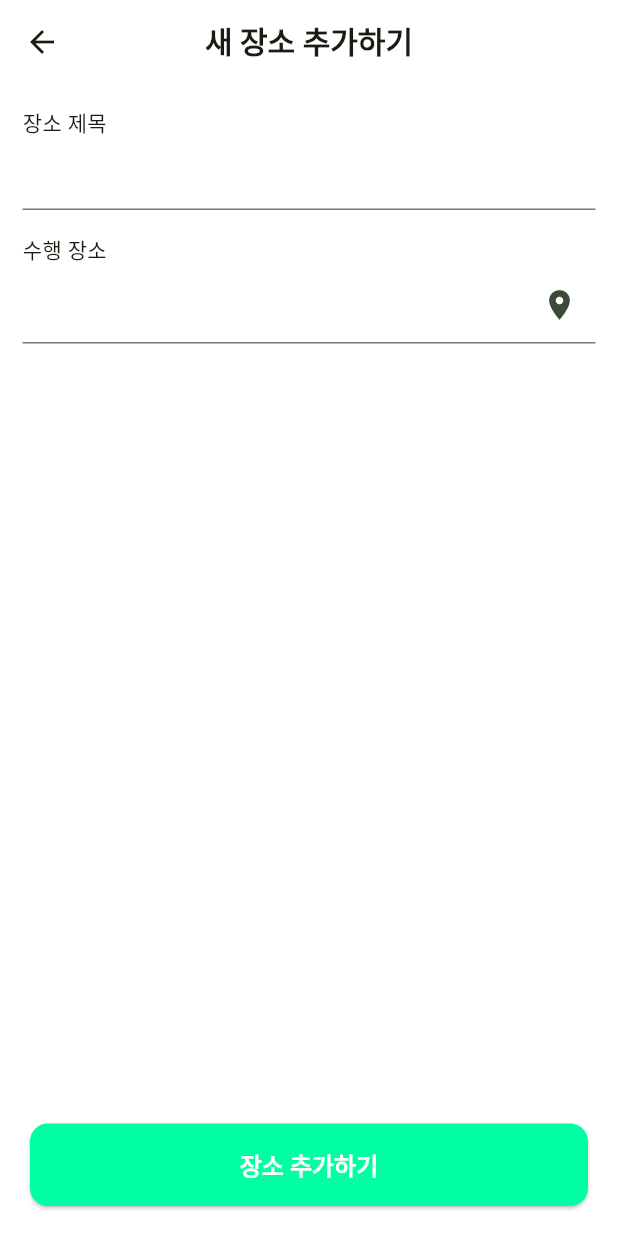
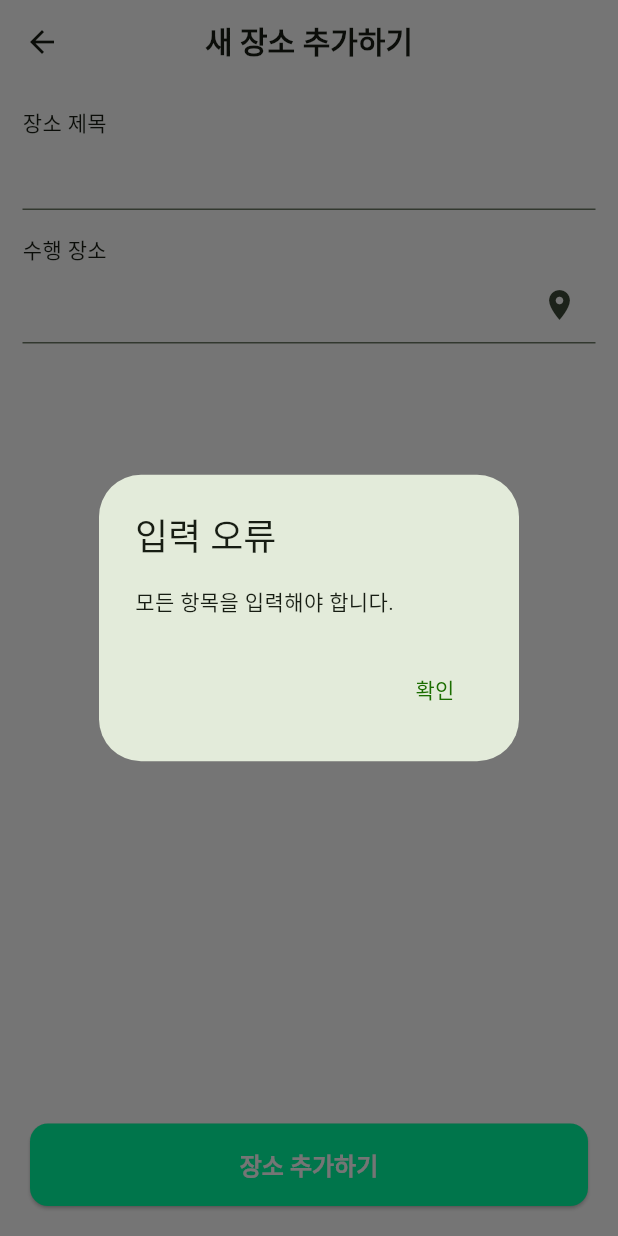
Before and after one commit to ycs-201707010/UniPlan_Client, a Flutter app: the PlaceAddPage screen opened directly, after a tap on "장소 추가하기", on a phone screen of 412 x 824 dp. Run offline on Flutter 3.47's test engine with Material 3 defaults, Android fonts, the phone set to English and light mode, and no system bars; our stand-ins replace flutter_colorpicker, flutter_slidable, flutter_speed_dial, flutter_spinkit, geolocator, google_maps_flutter and 4 more; missing offline and left inert: flutter_randomcolor, flutter_sound, google_places_api_flutter, timetable_view, wave_blob; accounts and stored records are empty; Roboto replaces fonts that are missing (NanumSquare).

Commit message:
251005 place add function complete

```diff
--- a/lib/screens/add_schedule.dart
+++ b/lib/screens/add_schedule.dart
@@ -3,6 +3,7 @@ import 'package:all_new_uniplan/models/schedule_model.dart';
 import 'package:all_new_uniplan/screens/location_deside_page.dart';
 import 'package:all_new_uniplan/services/auth_service.dart';
 import 'package:all_new_uniplan/services/schedule_service.dart';
+import 'package:all_new_uniplan/widgets/basicDialog.dart';
 import 'package:all_new_uniplan/widgets/top_bar.dart';
 import 'package:flutter/material.dart';
 import 'package:flutter_colorpicker/flutter_colorpicker.dart';
@@ -65,22 +66,22 @@ class _AddSchedulePageState extends State<AddSchedulePage> {
   }
 
   // Dialog 출력 함수. 재사용하기 위해 만듦.
-  void showAlert(String message) {
-    showDialog(
-      context: context,
-      builder:
-          (context) => AlertDialog(
-            title: const Text("입력 오류"),
-            content: Text(message),
-            actions: [
-              TextButton(
-                onPressed: () => Navigator.pop(context),
-                child: const Text("확인"),
-              ),
-            ],
-          ),
-    );
-  }
+  // void showAlert(String message) {
+  //   showDialog(
+  //     context: context,
+  //     builder:
+  //         (context) => AlertDialog(
+  //           title: const Text("입력 오류"),
+  //           content: Text(message),
+  //           actions: [
+  //             TextButton(
+  //               onPressed: () => Navigator.pop(context),
+  //               child: const Text("확인"),
+  //             ),
+  //           ],
+  //         ),
+  //   );
+  // }
 
   // 시간 비교를 위한 보조 함수.
   int _timeOfDayToMinutes(TimeOfDay time) => time.hour * 60 + time.minute;
@@ -251,11 +252,11 @@ class _AddSchedulePageState extends State<AddSchedulePage> {
 
     // ✅ 통합 유효성 검사
     if (title.isEmpty || date == null || start == null || end == null) {
-      showAlert("장소와 메모란을 제외한 모든 항목을 입력해야 합니다.");
+      showAlert(context, "장소와 메모란을 제외한 모든 항목을 입력해야 합니다.");
       return;
     }
     if (_timeOfDayToMinutes(start) >= _timeOfDayToMinutes(end)) {
-      showAlert("시작 시간은 종료 시간보다 이전이어야 합니다.");
+      showAlert(context, "시작 시간은 종료 시간보다 이전이어야 합니다.");
       return;
     }
 
@@ -374,11 +375,11 @@ class _AddSchedulePageState extends State<AddSchedulePage> {
 
     // ✅ 통합 유효성 검사
     if (title.isEmpty || date == null || start == null || end == null) {
-      showAlert("장소와 메모란을 제외한 모든 항목을 입력해야 합니다.");
+      showAlert(context, "장소와 메모란을 제외한 모든 항목을 입력해야 합니다.");
       return;
     }
     if (_timeOfDayToMinutes(start) >= _timeOfDayToMinutes(end)) {
-      showAlert("시작 시간은 종료 시간보다 이전이어야 합니다.");
+      showAlert(context, "시작 시간은 종료 시간보다 이전이어야 합니다.");
       return;
     }
 
--- a/lib/screens/place_add_page.dart
+++ b/lib/screens/place_add_page.dart
@@ -1,6 +1,9 @@
 // 장소를 생성 및 수정하는 페이지이다.
 
 import 'package:all_new_uniplan/screens/location_deside_page.dart';
+import 'package:all_new_uniplan/services/auth_service.dart';
+import 'package:all_new_uniplan/services/place_service.dart';
+import 'package:all_new_uniplan/widgets/basicDialog.dart';
 import 'package:all_new_uniplan/widgets/top_bar.dart';
 import 'package:intl/intl.dart';
 import 'package:provider/provider.dart'; // 시간 및 날짜 포맷팅
@@ -52,6 +55,28 @@ class _PlaceAddPageState extends State<PlaceAddPage> {
       titleController.text = widget.initialTitle!;
       locationController.text = widget.initialAddress!;
     }
+  }
+
+  // 일정 추가
+  void addPlace() async {
+    final authService = context.read<AuthService>();
+    final placeService = context.read<PlaceService>();
+
+    final userId = authService.currentUser!.userId;
+    final title = titleController.text.trim();
+    final location = locationController.text;
+
+    // 유효성 검사
+    if (title.isEmpty || location.isEmpty) {
+      showAlert(context, "모든 항목을 입력해야 합니다.");
+      return;
+    }
+
+    final bool isSuccess = await placeService.addPlace(userId, title, location);
+
+    if (!context.mounted) return;
+
+    Navigator.of(context).pop(isSuccess);
   }
 
   @override
@@ -107,8 +132,10 @@ class _PlaceAddPageState extends State<PlaceAddPage> {
           width: double.infinity,
           height: 55,
           child: ElevatedButton(
-            onPressed: () {
+            onPressed: () async {
               // TODO : 실제 장소를 DB에 추가하고 장소 관리창으로 이동하도록 해야함
+
+              addPlace();
             },
 
             child: const Text(
--- a/lib/services/place_service.dart
+++ b/lib/services/place_service.dart
@@ -40,7 +40,7 @@ class PlaceService with ChangeNotifier {
     }
   }
 
-  Future<void> addPlace(int userId, String? name, String? address) async {
+  Future<bool> addPlace(int userId, String? name, String? address) async {
     final Map<String, dynamic> body = {
       "user_id": userId,
       "name": name,
@@ -57,6 +57,8 @@ class PlaceService with ChangeNotifier {
         int placeId = json['place_id'] as int;
         final place = Place(placeId: placeId, name: name!, address: address!);
         addPlaceToList(place);
+
+        return true;
       } else {
         throw Exception('Add Place Failed: $message');
       }
--- /dev/null
+++ b/lib/widgets/basicDialog.dart
@@ -0,0 +1,19 @@
+import 'package:flutter/material.dart';
+
+// ✅ 1. BuildContext를 파라미터로 받도록 수정
+void showAlert(BuildContext context, String message, {String title = "입력 오류"}) {
+  showDialog(
+    context: context,
+    builder:
+        (context) => AlertDialog(
+          title: Text(title), // ✅ 2. 제목도 파라미터로 받아 유연성 확보
+          content: Text(message),
+          actions: [
+            TextButton(
+              onPressed: () => Navigator.pop(context),
+              child: const Text("확인"),
+            ),
+          ],
+        ),
+  );
+}
```
Also changed, not shown: lib/screens/place_edit_page.dart (+18 -2 lines).
